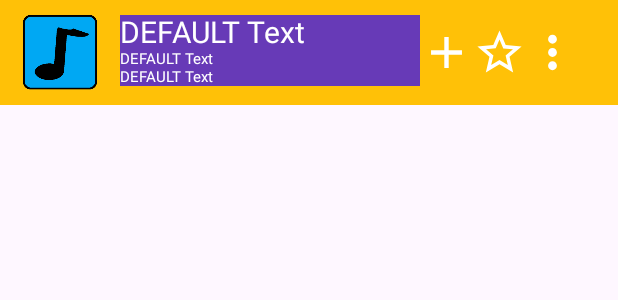
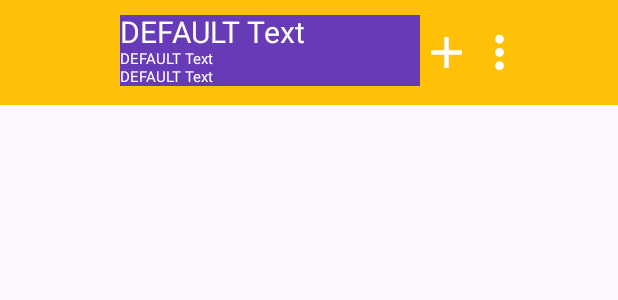
Before and after one commit to DavidTaylor5/Tacoma-Music-Player, an Android app: the layout viewholder_song.xml on its own in the app's theme, with its tools: preview values and no code run, on a phone screen of 412 x 824 dp. Shown: the top 300 px of the screen. Run offline under Robolectric (Android 15) with nearby library versions, the phone set to English and light mode, and no system bars.

Commit message:
Started working on foundational code for favorite / unfavorite animation. Replaced the green star implementation because it was taking up too much space on one plus 12r. Not fully implemented yet...

```diff
--- a/app/src/main/res/layout/viewholder_song.xml
+++ b/app/src/main/res/layout/viewholder_song.xml
@@ -8,13 +8,24 @@
     android:background="@color/songlist_button_focused"
     >
 
+<!--    <ImageView-->
+<!--        android:id="@+id/album_art"-->
+<!--        android:layout_width="60dp"-->
+<!--        android:layout_height="60dp"-->
+<!--        app:layout_constraintStart_toStartOf="parent"-->
+<!--        app:layout_constraintTop_toTopOf="parent"-->
+<!--        android:src="@drawable/music_note_icon"-->
+<!--        android:layout_marginTop="10dp"-->
+<!--        android:layout_marginStart="10dp"-->
+<!--        android:paddingBottom="10dp"-->
+<!--        />-->
+
     <ImageView
         android:id="@+id/album_art"
         android:layout_width="60dp"
         android:layout_height="60dp"
         app:layout_constraintStart_toStartOf="parent"
         app:layout_constraintTop_toTopOf="parent"
-        android:src="@drawable/music_note_icon"
         android:layout_marginTop="10dp"
         android:layout_marginStart="10dp"
         android:paddingBottom="10dp"
@@ -86,15 +97,15 @@
         app:layout_constraintStart_toEndOf="@id/text_vertical_container"
         />
 
-    <View
-        android:id="@+id/favorite_icon"
-        android:layout_width="35dp"
-        android:layout_height="35dp"
-        android:background="@drawable/baseline_star_border_24_white"
-        app:layout_constraintTop_toTopOf="parent"
-        app:layout_constraintBottom_toBottomOf="parent"
-        app:layout_constraintStart_toEndOf="@id/add_icon"
-        />
+<!--    <View-->
+<!--        android:id="@+id/favorite_icon"-->
+<!--        android:layout_width="35dp"-->
+<!--        android:layout_height="35dp"-->
+<!--        android:background="@drawable/baseline_star_border_24_white"-->
+<!--        app:layout_constraintTop_toTopOf="parent"-->
+<!--        app:layout_constraintBottom_toBottomOf="parent"-->
+<!--        app:layout_constraintStart_toEndOf="@id/add_icon"-->
+<!--        />-->
 
     <View
         android:id="@+id/menu_icon"
@@ -103,7 +114,7 @@
         android:background="@drawable/menu_icon"
         app:layout_constraintTop_toTopOf="parent"
         app:layout_constraintBottom_toBottomOf="parent"
-        app:layout_constraintStart_toEndOf="@id/favorite_icon"
+        app:layout_constraintStart_toEndOf="@id/add_icon"
         />
 
 </androidx.constraintlayout.widget.ConstraintLayout>
```
Also changed, not shown: app/src/main/java/com/example/tacomamusicplayer/adapter/SongListAdapter.kt (+27 -7 lines), app/src/main/res/drawable/favorite_animation.xml (added, +16 -0 lines), app/src/main/res/drawable/unfavorite_animation.xml (added, +16 -0 lines), app/src/main/res/drawable/fav_00.png (added), app/src/main/res/drawable/fav_01.png (added), app/src/main/res/drawable/fav_02.png (added), app/src/main/res/drawable/fav_03.png (added), app/src/main/res/drawable/fav_04.png (added), app/src/main/res/drawable/fav_05.png (added), app/src/main/res/drawable/fav_06.png (added), app/src/main/res/drawable/fav_07.png (added), app/src/main/res/drawable/fav_08.png (added), app/src/main/res/drawable/fav_09.png (added), app/src/main/res/drawable/fav_10.png (added), 2 more files.
